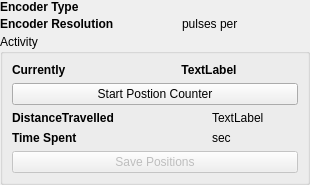
Old version of the form acq4/devices/PositionEncoder/devGuiTemplate.ui in the repository mgraupe/acq4.
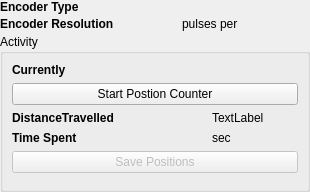
New version of the form.

What changed in the file:
```diff
--- a/acq4/devices/PositionEncoder/devGuiTemplate.ui
+++ b/acq4/devices/PositionEncoder/devGuiTemplate.ui
@@ -7,7 +7,7 @@
     <x>0</x>
     <y>0</y>
     <width>310</width>
-    <height>176</height>
+    <height>192</height>
    </rect>
   </property>
   <property name="windowTitle">
@@ -196,13 +196,26 @@
          </font>
         </property>
         <property name="text">
-         <string>TextLabel</string>
+         <string/>
         </property>
         <property name="alignment">
          <set>Qt::AlignCenter</set>
         </property>
        </widget>
       </item>
+      <item row="5" column="0">
+       <spacer name="verticalSpacer">
+        <property name="orientation">
+         <enum>Qt::Vertical</enum>
+        </property>
+        <property name="sizeHint" stdset="0">
+         <size>
+          <width>20</width>
+          <height>40</height>
+         </size>
+        </property>
+       </spacer>
+      </item>
      </layout>
     </widget>
    </item>
```
